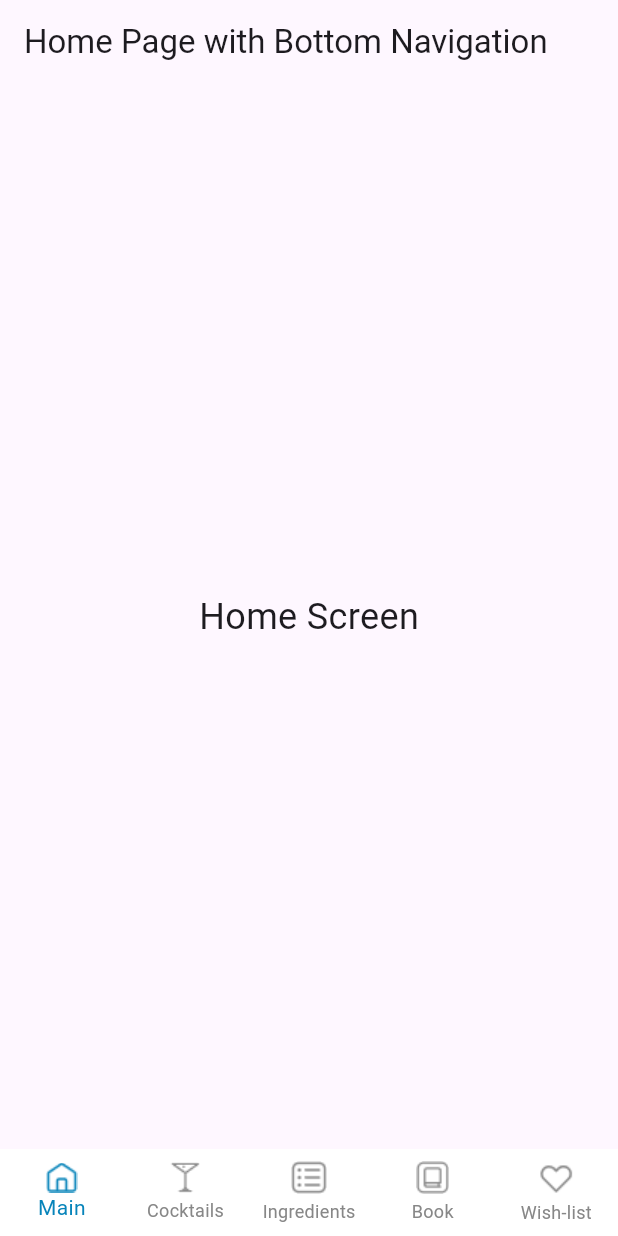
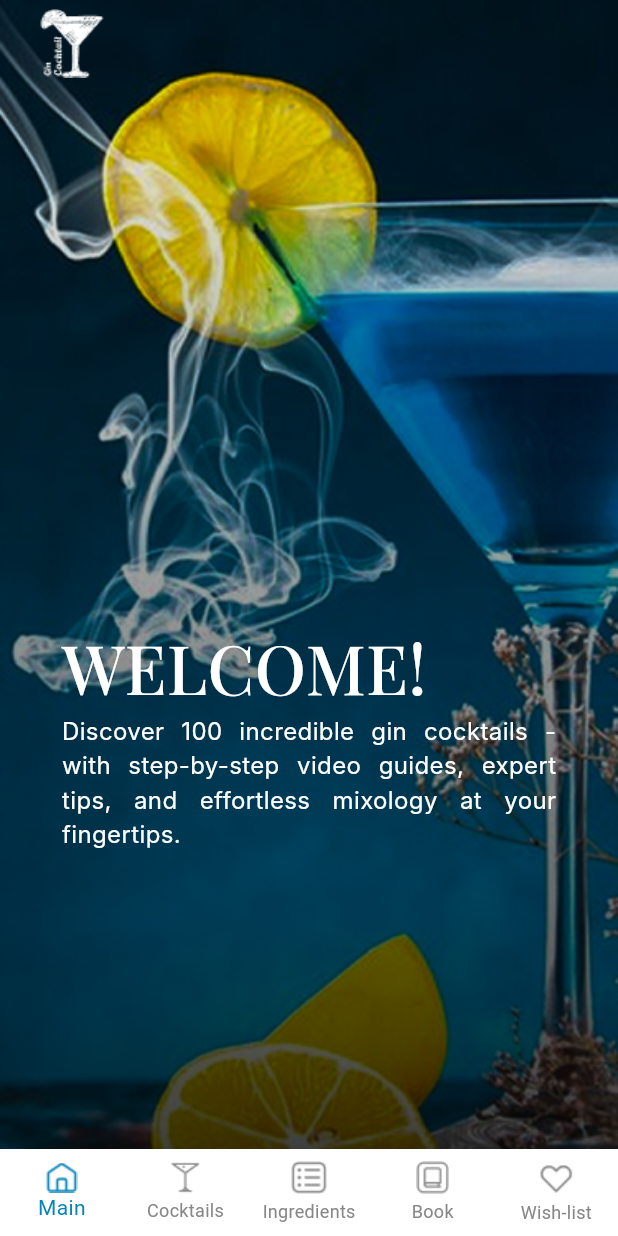
Before and after one commit to focusdev2024/Cocktail-Shopping-App, a Flutter app: the screen it shows after launch, on a phone screen of 412 x 824 dp. Run offline on Flutter 3.47's test engine with Material 3 defaults, Android fonts, the phone set to English and light mode, and no system bars; our stand-ins replace get; Roboto replaces fonts that are missing (Inter).

Commit message:
main screen almost done

```diff
--- a/lib/config/routes/route_helper.dart
+++ b/lib/config/routes/route_helper.dart
@@ -4,19 +4,9 @@ import 'package:get/get.dart';
 class RouteHelper {
   //Route names
   static const String initialRoute = '/';
-  static const String splashScreen = '/splashScreen';
-  static const String introductionScreen = '/introductionScreen';
-  static const String searchScreen = '/searchScreen';
-  static const String categoryViewScreen = '/categoryViewScreen';
-  static const String productViewScreen = '/productViewScreen';
-  static const String locationViewScreen = '/locationViewScreen';
-  static const String securityPrivacyScreen = '/securityPrivacyScreen';
-  static const String aboutUsScreen = '/aboutUsScreen';
 
   //Route path getters
   static String getInitialRoute() => initialRoute;
-  static String getIntroductionScreen() => introductionScreen;
-  static String getSplashScreen() => splashScreen;
 
   //Routes list
   static List<GetPage> routes = [
--- /dev/null
+++ b/lib/core/assets_path/app_images.dart
@@ -0,0 +1,7 @@
+final String logoPath = 'assets/logo/';
+final String imagePath = 'assets/images/';
+
+class AppImages {
+  static final String logo = '${logoPath}logo.png';
+  static final String backgroundImage = '${imagePath}background.png';
+}
--- a/lib/core/constants/app_color.dart
+++ b/lib/core/constants/app_color.dart
@@ -4,4 +4,5 @@ class AppColor {
   static const mainBlue = Color.fromRGBO(7, 132, 186, 1);
   static const grey = Color.fromRGBO(135, 135, 135, 1);
   static const backgroudColorApp = Color.fromRGBO(255, 255, 255, 1);
+  static const black = Color.fromRGBO(0, 0, 0, 1);
 }
--- a/lib/features/home_page/presentation/home_page.dart
+++ b/lib/features/home_page/presentation/home_page.dart
@@ -17,7 +17,6 @@ class HomePage extends StatefulWidget {
 class HomePageState extends State<HomePage> {
   int _selectedIndex = 0;
 
-  // List of pages for each bottom navigation item
   final List<Widget> _pages = [
     MainScreen(),
     CocktailsScreen(),
@@ -26,7 +25,6 @@ class HomePageState extends State<HomePage> {
     WishlistScreen(),
   ];
 
-  // Handle the index change
   void _onItemTapped(int index) {
     setState(() {
       _selectedIndex = index;
@@ -36,14 +34,13 @@ class HomePageState extends State<HomePage> {
   @override
   Widget build(BuildContext context) {
     return Scaffold(
-      appBar: AppBar(title: Text('Home Page with Bottom Navigation')),
       body: _pages[_selectedIndex],
       bottomNavigationBar: BottomNavigationBar(
         backgroundColor: AppColor.backgroudColorApp,
         selectedItemColor: AppColor.mainBlue,
         unselectedItemColor: AppColor.grey,
         type: BottomNavigationBarType.fixed,
-        elevation: 0.0,
+
         currentIndex: _selectedIndex,
         onTap: _onItemTapped,
         items: <BottomNavigationBarItem>[
--- a/lib/features/main_screen/presentation/home_screen.dart
+++ b/lib/features/main_screen/presentation/home_screen.dart
@@ -1,10 +1,93 @@
+import 'package:cocktail_cosmo_design/core/assets_path/app_images.dart';
+import 'package:cocktail_cosmo_design/core/constants/app_color.dart';
+import 'package:cocktail_cosmo_design/core/constants/app_dimension.dart';
 import 'package:flutter/material.dart';
 
-class MainScreen extends StatelessWidget {
+class MainScreen extends StatefulWidget {
   const MainScreen({super.key});
 
   @override
+  State<MainScreen> createState() => _MainScreenState();
+}
+
+class _MainScreenState extends State<MainScreen> {
+  @override
   Widget build(BuildContext context) {
-    return Center(child: Text('Home Screen', style: TextStyle(fontSize: 24)));
+    return Scaffold(
+      backgroundColor: AppColor.backgroudColorApp,
+      body: CustomScrollView(
+        slivers: <Widget>[
+          SliverToBoxAdapter(
+            child: Stack(
+              children: <Widget>[
+                SizedBox(
+                  width: AppDimensions.screenWidth(context),
+                  height: AppDimensions.setHeight(context, 1.0),
+                  child: Image.asset(
+                    AppImages.backgroundImage,
+                    fit: BoxFit.cover,
+                  ),
+                ),
+                Container(
+                  width: AppDimensions.screenWidth(context),
+                  height: AppDimensions.setHeight(context, 1.0),
+                  decoration: BoxDecoration(
+                    gradient: LinearGradient(
+                      begin: Alignment.bottomCenter,
+                      end: Alignment.topCenter,
+                      colors: [
+                        // ignore: deprecated_member_use
+                        AppColor.black.withOpacity(0.8),
+                        Colors.transparent,
+                      ],
+                    ),
+                  ),
+                ),
+                Container(
+                  padding: EdgeInsets.symmetric(horizontal: 25.0),
+                  width: AppDimensions.screenWidth(context),
+                  height: AppDimensions.setHeight(context, 0.07),
+
+                  child: Row(children: [Image.asset(AppImages.logo)]),
+                ),
+                Positioned(
+                  top: AppDimensions.setHeight(context, 0.5),
+                  left: AppDimensions.setWidth(context, 0.1),
+                  child: SizedBox(
+                    width: AppDimensions.setWidth(context, 0.8),
+                    child: Column(
+                      mainAxisAlignment: MainAxisAlignment.start,
+                      crossAxisAlignment: CrossAxisAlignment.start,
+                      children: [
+                        Text(
+                          'WELCOME!',
+                          style: TextStyle(
+                            color: Colors.white,
+                            fontFamily: 'Playfair',
+                            fontSize: 45,
+                          ),
+                        ),
+                        Text(
+                          'Discover 100 incredible gin cocktails - with step-by-step video guides, expert tips, and effortless mixology at your fingertips.',
+                          style: TextStyle(
+                            color: Colors.white,
+                            fontFamily: 'Inter',
+                            fontSize: 16,
+                          ),
+                          maxLines: 4,
+                          overflow: TextOverflow.ellipsis,
+                          textAlign: TextAlign.justify,
+                          softWrap: true,
+                        ),
+                      ],
+                    ),
+                  ),
+                ),
+              ],
+            ),
+          ),
+        ],
+      ),
+    );
   }
 }
--- a/lib/main.dart
+++ b/lib/main.dart
@@ -18,7 +18,7 @@ class _CocktailCosmoState extends State<CocktailCosmo> {
   @override
   Widget build(BuildContext context) {
     return GetMaterialApp(
-      //debugShowCheckedModeBanner: false,
+      debugShowCheckedModeBanner: false,
       getPages: RouteHelper.routes,
       onGenerateRoute: (RouteSettings settings) {
         return MaterialPageRoute<void>(
```
Also changed, not shown: pubspec.yaml (+9 -11 lines), assets/fonts/Inter_28pt-ExtraLight.ttf (added), assets/fonts/PlayfairDisplay-Italic-VariableFont_wght.ttf (added), assets/fonts/PlayfairDisplay-Italic-VariableFont_wght1.ttf (added), assets/images/background.png (added), assets/logo/logo.png (added).
